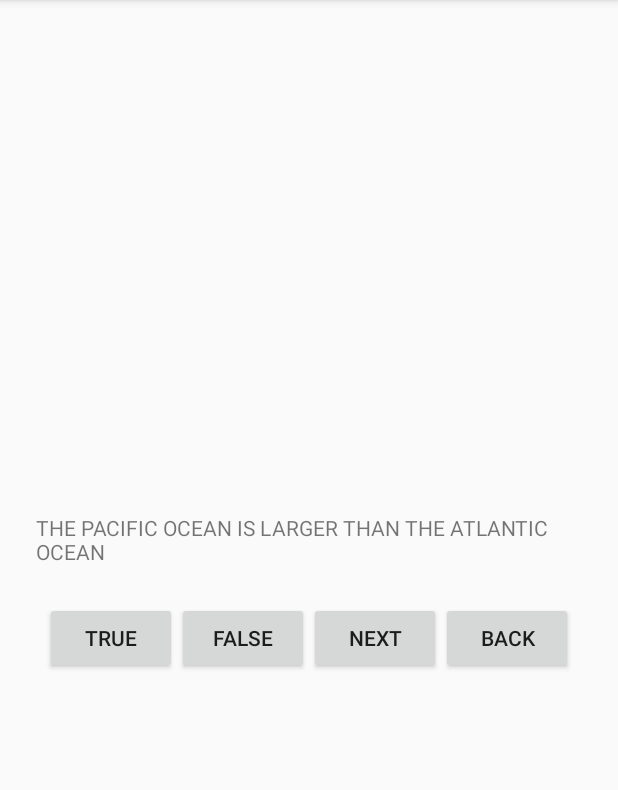
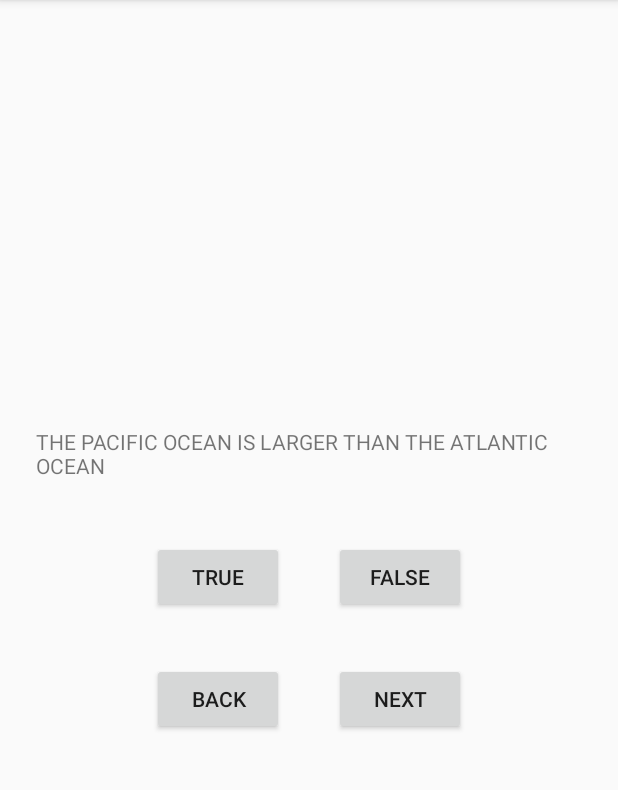
Before and after one commit to shinabarger/Geography-Quiz-App, an Android app: the screen it shows after launch (QuizActivity), on a phone screen of 412 x 824 dp, the part 84-874 px from its top. Run offline under Robolectric (Android 15) with nearby library versions, the phone set to English and light mode, and no system bars.

Commit message:
minor front end changes to add padding

```diff
--- a/app/src/main/res/layout/activity_quiz.xml
+++ b/app/src/main/res/layout/activity_quiz.xml
@@ -20,6 +20,7 @@
         <Button
             android:id="@+id/true_button"
             android:layout_width="wrap_content"
+            android:layout_margin="25px"
             android:layout_height="wrap_content"
             android:text="@string/true_button"/>
 
@@ -27,18 +28,29 @@
             android:id="@+id/false_button"
             android:layout_width="wrap_content"
             android:layout_height="wrap_content"
+            android:layout_margin="25px"
             android:text="@string/false_button"/>
+
+    </LinearLayout>
+    <LinearLayout
+        android:layout_width="wrap_content"
+        android:layout_height="wrap_content">
+
+
         <Button
-            android:id="@+id/next_button"
-            android:text="@string/next_button"
+            android:id="@+id/previous_button"
+            android:text="@string/back_button"
+            android:layout_margin="25px"
             android:layout_width="wrap_content"
             android:layout_height="wrap_content" />
 
         <Button
-            android:id="@+id/previous_button"
-            android:text="@string/back_button"
+            android:id="@+id/next_button"
+            android:text="@string/next_button"
+            android:layout_margin="25px"
             android:layout_width="wrap_content"
             android:layout_height="wrap_content" />
+
     </LinearLayout>
 
 
```
